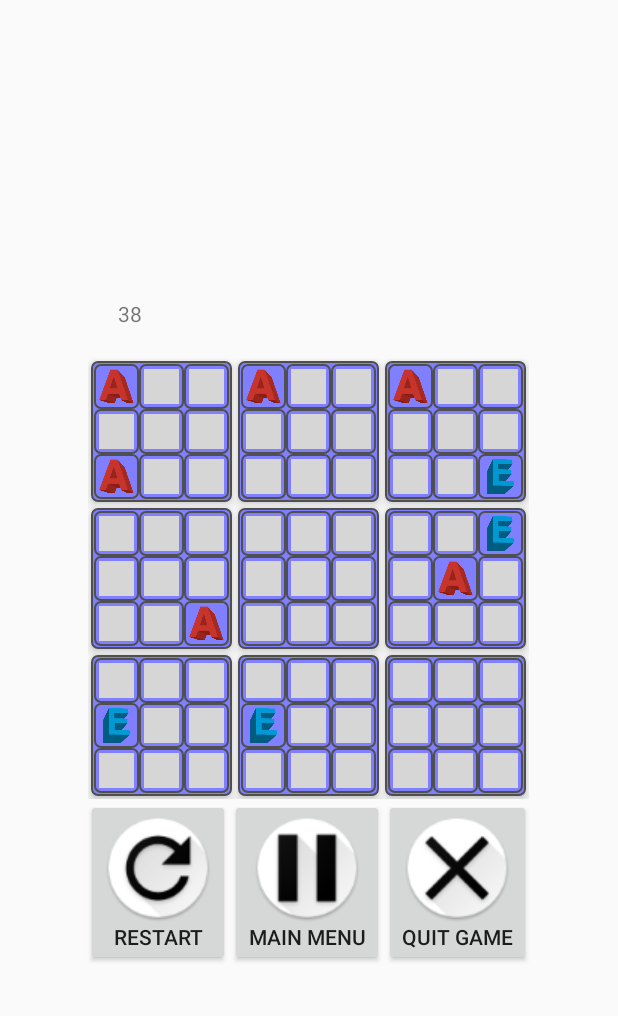
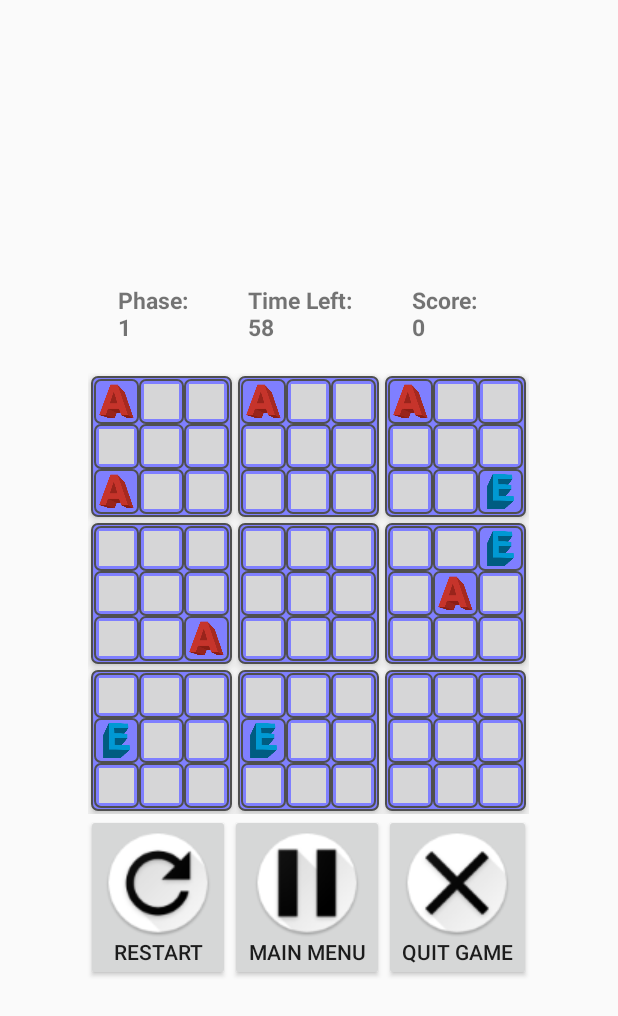
Before and after one commit to fwantx/HelloMAD, an Android app: the fragment WordGameFragment shown on its own in the app's theme, after a tap on "CONTINUE", on a phone screen of 412 x 824 dp. Shown: the top 1016 px of the screen. Run offline under Robolectric (Android 15) with nearby library versions, the phone set to English and light mode, and no system bars.

Commit message:
Assignment 5 - Scroggle: animation, info board

```diff
--- a/app/src/main/java/edu/neu/madcourse/fengwan/GameActivity.java
+++ b/app/src/main/java/edu/neu/madcourse/fengwan/GameActivity.java
@@ -50,7 +50,6 @@ public class GameActivity extends Activity {
             progressDialog.setProgressStyle(ProgressDialog.STYLE_SPINNER);
             progressDialog.show();
         }
-//        Log.d("TAG TAG TAG TAG TAG", "onCreate: " + dictionary.size());
 
         // Restore game here...
         mGameFragment = (GameFragment) getFragmentManager().findFragmentById(R.id.fragment_game);
--- a/app/src/main/java/edu/neu/madcourse/fengwan/GameFragment.java
+++ b/app/src/main/java/edu/neu/madcourse/fengwan/GameFragment.java
@@ -26,16 +26,15 @@ public class GameFragment extends Fragment {
             R.id.small4, R.id.small5, R.id.small6, R.id.small7, R.id.small8,
             R.id.small9,};
 
-    private Tile mEntireBoard = new Tile('a', 0);
+    private Tile mEntireBoard = new Tile(this, 'a', 0);
     private Tile mLargeTiles[] = new Tile[9];
     private Tile mSmallTiles[][] = new Tile[9][9];
-    private int phase;
-    private int timerValue;
+    private int phaseValue, timeValue, scoreValue;
 
     private Set<Tile> mAvailable = new HashSet<Tile>();
     private Runnable runnable;
     private Handler handler = new Handler();
-    private TextView timer;
+    private TextView phaseView, timeView, scoreView;
     private Set<String> dictionary;
 
     public void setDictionary(Set<String> dictionary) {
@@ -49,8 +48,6 @@ public class GameFragment extends Fragment {
         setRetainInstance(true);
         initGame();
 
-//        dictionary = ((GameActivity)getActivity()).getDictionary();
-//        Log.d("XXX XXX YYY YYY ZZZ ZZZ", "onCreate: " + dictionary.size());
         runnable = new Runnable() {
             @Override
             public void run() {
@@ -60,17 +57,20 @@ public class GameFragment extends Fragment {
     }
 
     private void startTimer() {
-        timer.setText(String.valueOf(timerValue));
-        if (timerValue == 0) {
+        timeView.setText("Time Left:\n" + timeValue);
+        if (timeValue == 0) {
             handler.removeCallbacks(runnable);
+        } else if (dictionary.isEmpty()) {
+            handler.postDelayed(runnable, 1000);
         } else {
-            if (timerValue == 20) {
+            if (timeValue == 30) {
                 clearBadWords();
-                phase = 2;
+                phaseValue = 2;
+                phaseView.setText("Phase:\n" + phaseValue);
                 updateAvailable();
                 updateAllTiles();
             }
-            timerValue--;
+            timeValue--;
             handler.postDelayed(runnable, 1000);
         }
     }
@@ -115,10 +115,15 @@ public class GameFragment extends Fragment {
         View rootView =
                 inflater.inflate(R.layout.fragment_game, container, false);
         initViews(rootView);
+
+        timeView = rootView.findViewById(R.id.time_view);
+        timeView.setText("Time Left:\n" + timeValue);
+        scoreView = rootView.findViewById(R.id.score_view);
+        scoreView.setText("Score:\n" + scoreValue);
+        phaseView = rootView.findViewById(R.id.phase_view);
+        phaseView.setText("Phase:\n" + phaseValue);
+
         updateAllTiles();
-
-        timer = rootView.findViewById(R.id.timer);
-        timer.setText(String.valueOf(timerValue));
         return rootView;
     }
 
@@ -145,20 +150,20 @@ public class GameFragment extends Fragment {
                 inner.setOnClickListener(new View.OnClickListener() {
                     @Override
                     public void onClick(View view) {
-                        if (phase == 1) {
+                        if (phaseValue == 1) {
                             if (isAvailable(smallTile)) {
                                 makeMove(fLarge, fSmall);
                             } else if (smallTile == selected.peekLast()) {
                                 cancelMove(fLarge);
                             }
-                        } else if (phase == 2) {
+                        } else if (phaseValue == 2) {
                             if (isAvailable(smallTile)) {
                                 makeMove(fLarge, fSmall);
                             } else if (smallTile == selectedAgain.peekLast()) {
                                 cancelMove(fLarge);
                             }
                         }
-                        String word = getWordOfLargeTile(fLarge, phase);
+                        String word = getWordOfLargeTile(fLarge, phaseValue);
                         if (dictionary.contains(word)) {
                             ((GameActivity)getActivity()).playSound();
                         }
@@ -171,11 +176,11 @@ public class GameFragment extends Fragment {
     private void makeMove(int large, int small) {
         Tile smallTile = mSmallTiles[large][small];
         Tile largeTile = mLargeTiles[large];
-        if (phase == 1) {
+        if (phaseValue == 1) {
             Deque<Tile> selected = largeTile.getSelectedTiles();
             smallTile.setStatus(1);
             selected.addLast(smallTile);
-        } else if (phase == 2) {
+        } else if (phaseValue == 2) {
             Deque<Tile> selectedAgain = mEntireBoard.getSelectedTiles();
             smallTile.setStatus(2);
             selectedAgain.addLast(smallTile);
@@ -186,11 +191,11 @@ public class GameFragment extends Fragment {
 
     public void cancelMove(int large) {
         Tile largeTile = mLargeTiles[large];
-        if (phase == 1) {
+        if (phaseValue == 1) {
             Deque<Tile> selected = largeTile.getSelectedTiles();
             Tile last = selected.pollLast();
             last.setStatus(0);
-        } else if (phase == 2) {
+        } else if (phaseValue == 2) {
             Deque<Tile> selectedAgain = mEntireBoard.getSelectedTiles();
             Tile last = selectedAgain.pollLast();
             last.setStatus(1);
@@ -222,20 +227,21 @@ public class GameFragment extends Fragment {
         };
 
         Random random = new Random();
-        mEntireBoard = new Tile('a', 0);
+        mEntireBoard = new Tile(this, 'a', 0);
         // Create all the tiles
         for (int large = 0; large < 9; large++) {
-            mLargeTiles[large] = new Tile('a', large);
+            mLargeTiles[large] = new Tile(this, 'a', large);
             for (int small = 0; small < 9; small++) {
                 int index = large * 9 + small;
-                mSmallTiles[large][small] = new Tile(char_arr[index], index);
+                mSmallTiles[large][small] = new Tile(this, char_arr[index], index);
             }
             mLargeTiles[large].setSelectedTiles(new ArrayDeque<Tile>());
         }
         mEntireBoard.setSelectedTiles(new ArrayDeque<Tile>());
 
-        phase = 1;
-        timerValue = 40;
+        phaseValue = 1;
+        timeValue = 60;
+        scoreValue = 0;
         updateAvailable();
     }
 
@@ -277,7 +283,7 @@ public class GameFragment extends Fragment {
         for (int l = 0; l < 9; l++) {
             Tile largeTile = mLargeTiles[l];
             Deque<Tile> selected = largeTile.getSelectedTiles();
-            if (phase == 1) {
+            if (phaseValue == 1) {
                 for (int s = 0; s < 9; s++) {
                     Tile tile = mSmallTiles[l][s];
                     if (selected.isEmpty()) {
@@ -289,7 +295,7 @@ public class GameFragment extends Fragment {
                         }
                     }
                 }
-            } else if (phase == 2) {
+            } else if (phaseValue == 2) {
                 if (isAlreadySelected(l) || selected.isEmpty()) {
                     continue;
                 } else {
@@ -305,22 +311,44 @@ public class GameFragment extends Fragment {
 
     private void updateAllTiles() {
         mEntireBoard.updateDrawableState();
+        scoreValue = 0;
+        String word = getWordOfLargeTile(0, 2);
+        if (dictionary != null && dictionary.contains(word)) {
+            scoreValue += word.length() * 10;
+        }
         for (int large = 0; large < 9; large++) {
-            mLargeTiles[large].updateDrawableState();
+            Tile largeTile = mLargeTiles[large];
+            largeTile.updateDrawableState();
+
+            String w = getWordOfLargeTile(large, 1);
+            if (dictionary != null && dictionary.contains(w)) {
+                scoreValue += w.length() * 5;
+            }
             for (int small = 0; small < 9; small++) {
-                if (phase == 2) mSmallTiles[large][small].setPhase(2);
-                mSmallTiles[large][small].updateDrawableState();
+                Tile smallTile = mSmallTiles[large][small];
+                if (phaseValue == 2) smallTile.setPhase(2);
+                smallTile.updateDrawableState();
+
+                Tile currentBoard = phaseValue == 1 ? largeTile : mEntireBoard;
+                if (currentBoard.getSelectedTiles().isEmpty() || currentBoard.getSelectedTiles().peekLast() != smallTile) {
+                    smallTile.cancelAnimation();
+                } else {
+                    smallTile.startAnimation();
+                }
             }
         }
+        scoreView.setText("Score:\n" + scoreValue);
     }
 
     /** Create a string containing the state of the game. */
     public String getState() {
         handler.removeCallbacks(runnable);
         StringBuilder builder = new StringBuilder();
-        builder.append(phase);
+        builder.append(phaseValue);
         builder.append(',');
-        builder.append(timerValue);
+        builder.append(timeValue);
+        builder.append(',');
+        builder.append(scoreValue);
         builder.append(',');
         for (int large = 0; large < 9; large++) {
             for (int small = 0; small < 9; small++) {
@@ -357,8 +385,9 @@ public class GameFragment extends Fragment {
     public void putState(String gameData) {
         String[] fields = gameData.split(",");
         int index = 0;
-        phase = Integer.parseInt(fields[index++]);
-        timerValue = Integer.parseInt(fields[index++]);
+        phaseValue = Integer.parseInt(fields[index++]);
+        timeValue = Integer.parseInt(fields[index++]);
+        scoreValue = Integer.parseInt(fields[index++]);
         for (int large = 0; large < 9; large++) {
             for (int small = 0; small < 9; small++) {
                 Tile smallTile = mSmallTiles[large][small];
@@ -383,6 +412,7 @@ public class GameFragment extends Fragment {
             Tile smallTile = mSmallTiles[tileIndex / 9][tileIndex % 9];
             mEntireBoard.getSelectedTiles().addLast(smallTile);
         }
+        scoreView.setText("Score:\n" + scoreValue);
         updateAvailable();
         updateAllTiles();
     }
--- a/app/src/main/java/edu/neu/madcourse/fengwan/Tile.java
+++ b/app/src/main/java/edu/neu/madcourse/fengwan/Tile.java
@@ -1,13 +1,13 @@
 package edu.neu.madcourse.fengwan;
 
 
+import android.animation.Animator;
+import android.animation.AnimatorInflater;
 import android.graphics.drawable.Drawable;
-import android.util.Log;
 import android.view.View;
 import android.widget.ImageButton;
 
 import java.util.Deque;
-import java.util.Stack;
 
 public class Tile {
 
@@ -20,6 +20,9 @@ public class Tile {
     private int status;
     private int index;
 
+    private GameFragment gameFragment;
+    private Animator animator;
+
     public int getPhase() {
         return phase;
     }
@@ -28,7 +31,8 @@ public class Tile {
         this.phase = phase;
     }
 
-    public Tile(char letter, int index) {
+    public Tile(GameFragment gameFragment, char letter, int index) {
+        this.gameFragment = gameFragment;
         this.letter = letter;
         this.index = index;
         this.phase = 1;
@@ -111,4 +115,23 @@ public class Tile {
     private int getLevel() {
         return this.letter - 'a';
     }
+
+    public void startAnimation() {
+        if (animator == null) {
+            animator = AnimatorInflater.loadAnimator(
+                    gameFragment.getActivity(),
+                    R.animator.tictactoe
+            );
+        }
+        if (getView() != null) {
+            animator.setTarget(getView());
+            animator.start();
+        }
+    }
+
+    public void cancelAnimation() {
+        if (animator != null) {
+            animator.cancel();
+        }
+    }
 }
--- a/app/src/main/res/layout/info.xml
+++ b/app/src/main/res/layout/info.xml
@@ -1,14 +1,33 @@
 <?xml version="1.0" encoding="utf-8"?>
 <LinearLayout xmlns:android="http://schemas.android.com/apk/res/android"
     android:layout_width="match_parent"
-    android:layout_height="match_parent">
+    android:layout_height="match_parent"
+    android:orientation="horizontal" >
 
     <TextView
-        android:id="@+id/timer"
+        android:id="@+id/phase_view"
         android:layout_width="match_parent"
         android:layout_height="wrap_content"
         android:layout_margin="20dp"
-        android:text="timer" />
+        android:text="phase view"
+        android:textSize="15sp"
+        android:textStyle="bold" />
+    <TextView
+        android:id="@+id/time_view"
+        android:layout_width="match_parent"
+        android:layout_height="wrap_content"
+        android:layout_margin="20dp"
+        android:text="time view"
+        android:textSize="15dp"
+        android:textStyle="bold" />
+    <TextView
+        android:id="@+id/score_view"
+        android:layout_width="match_parent"
+        android:layout_height="wrap_content"
+        android:layout_margin="20dp"
+        android:text="score view"
+        android:textSize="15sp"
+        android:textStyle="bold" />
 
 
 </LinearLayout>
--- a/app/src/main/res/values/strings.xml
+++ b/app/src/main/res/values/strings.xml
@@ -23,7 +23,7 @@
     <!-- TODO: Remove or change this placeholder text -->
     <string name="hello_blank_fragment">Hello blank fragment</string>
 
-    <string name="long_app_name">Ultimate Tic Tac Toe</string>
+    <string name="long_app_name">Scroggle by Feng Wan</string>
     <string name="action_settings">Settings</string>
     <string name="restart_label">Restart</string>
     <string name="main_menu_label">Main Menu</string>
```
Also changed, not shown: app/src/main/res/animator/tictactoe.xml (added, +24 -0 lines).
